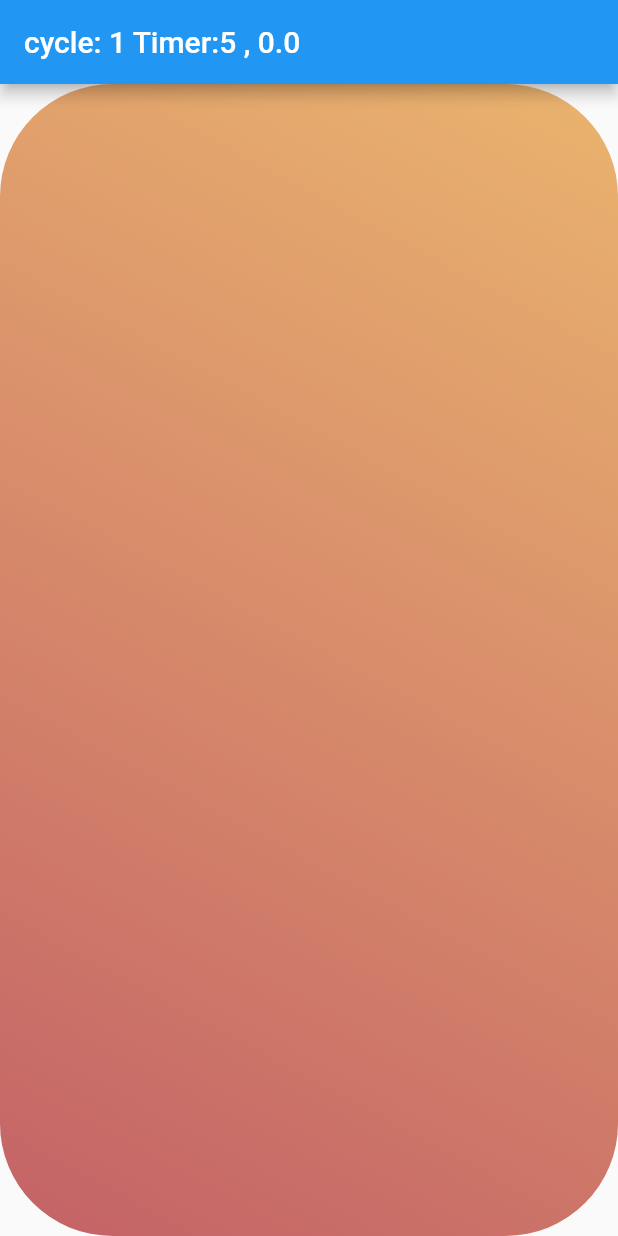
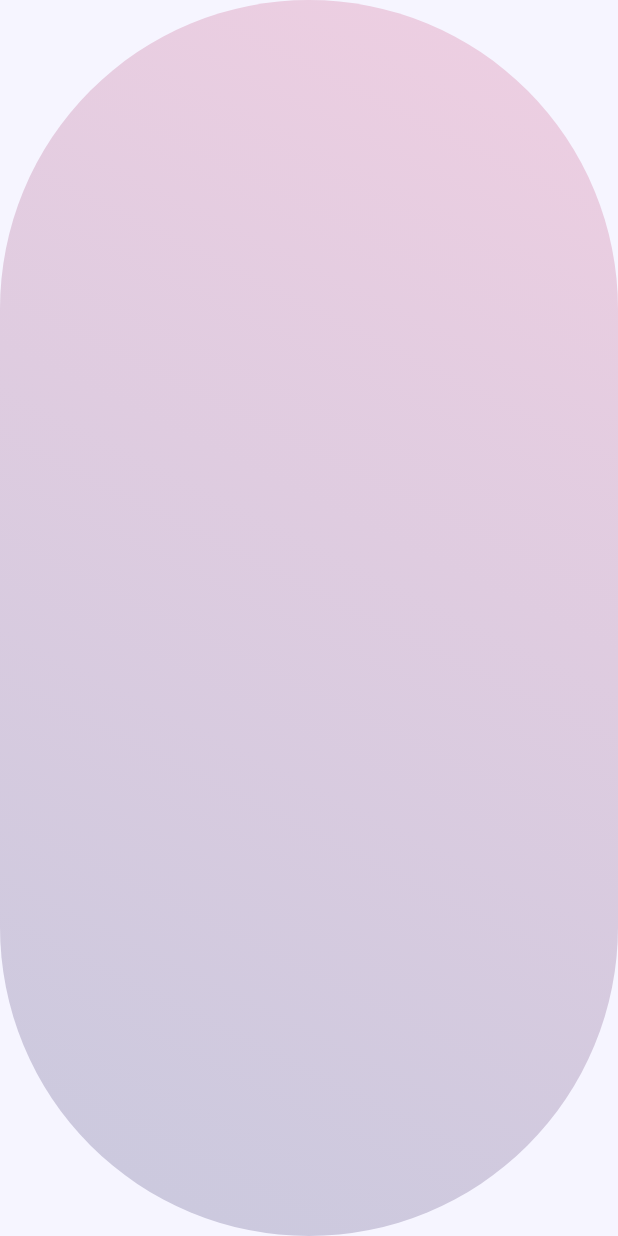
Before and after one commit to aspirinii/HealingMeditation, a Flutter app: the Home screen opened directly, after a tap on the "play arrow" icon, on a phone screen of 412 x 824 dp. Run offline on Flutter 3.47's test engine with Material 2 defaults, Android fonts, the phone set to English and light mode, and no system bars; our stand-ins replace get, vibration.

Commit message:
almost Done

```diff
--- a/lib/VibCol.dart
+++ b/lib/VibCol.dart
@@ -82,7 +82,7 @@ List<int> part3Inten(int sec){
   return vIntensities3;
 }
 
-void HapticVib(int cycle, int inhaleSec, int fullSec, int exhaleSec){
+void HapticVib(int cycle, int inhaleSec, int fullSec, int exhaleSec, int emptySec){
 
   List<int> vPattern1 =  part1Pattern(inhaleSec);
   List<int> vIntensities1 = part1Inten(inhaleSec);
@@ -93,8 +93,11 @@ void HapticVib(int cycle, int inhaleSec, int fullSec, int exhaleSec){
   List<int> vPattern3 =  part3Pattern(exhaleSec);
   List<int> vIntensities3 = part3Inten(exhaleSec);
 
-  var sumP = vPattern1 + vPattern2 + vPattern3;
-  var sumI = vIntensities1 + vIntensities2 + vIntensities3;
+    List<int> vPattern4 =  part2Pattern(emptySec);
+  List<int> vIntensities4 = part2Inten(emptySec);
+
+  var sumP = vPattern1 + vPattern2 + vPattern3 + vPattern4;
+  var sumI = vIntensities1 + vIntensities2 + vIntensities3 + vIntensities4 ;
   List<int>  combinePattern = [];
   List<int>  combineIntensities = [];
   for (int i=0; i<cycle; i++){
--- a/lib/breath_animation.dart
+++ b/lib/breath_animation.dart
@@ -9,29 +9,29 @@ import 'dart:ui';
 
 
 class StaggerAnimation extends StatelessWidget {
-  StaggerAnimation(safeWidth,  safeHeight,{Key? key, required this.controller, double test = 0})
+  StaggerAnimation(safeMinSize,{Key? key, required this.controller, double test = 0})
       :
         // Each animation defined here transforms its value during the subset
         // of the controller's duration defined by the animation's interval.
         // For example the opacity animation transforms its value during
         // the first 10% of the controller's duration.
 
-        opacity = Tween<double>(
-          begin: 1,
-          end: 1.0,
-        ).animate(
-          CurvedAnimation(
-            parent: controller,
-            curve: const Interval(
-              0.0,
-              0.100,
-              curve: Curves.ease,
-            ),
-          ),
-        ),
+        // opacity = Tween<double>(
+        //   begin: 1,
+        //   end: 1.0,
+        // ).animate(
+        //   CurvedAnimation(
+        //     parent: controller,
+        //     curve: const Interval(
+        //       0.0,
+        //       0.100,
+        //       curve: Curves.easeInCirc,
+        //     ),
+        //   ),
+        // ),
         width = Tween<double>(
-          begin: 50.0,
-          end: safeWidth,
+          begin: safeMinSize/5,
+          end: safeMinSize,
         ).animate(
           CurvedAnimation(
             parent: controller,
@@ -42,7 +42,20 @@ class StaggerAnimation extends StatelessWidget {
             ),
           ),
         ),
-        height = Tween<double>(begin: 50.0, end: safeHeight).animate(
+        height = Tween<double>(begin: safeMinSize/5, end: safeMinSize).animate(
+          CurvedAnimation(
+            parent: controller,
+            curve: const Interval(
+              0,
+              1,
+              curve:Curves.ease,
+            ),
+          ),
+        ),
+        borderRadius = BorderRadiusTween(
+          begin: BorderRadius.circular(safeMinSize*0.3),
+          end: BorderRadius.circular(safeMinSize*1.5),
+        ).animate(
           CurvedAnimation(
             parent: controller,
             curve: const Interval(
@@ -52,35 +65,9 @@ class StaggerAnimation extends StatelessWidget {
             ),
           ),
         ),
-        padding = EdgeInsetsTween(
-          begin: const EdgeInsets.all(0),
-          end: const EdgeInsets.all(0),
-        ).animate(
-          CurvedAnimation(
-            parent: controller,
-            curve: const Interval(
-              0.250,
-              0.375,
-              curve: Curves.ease,
-            ),
-          ),
-        ),
-        borderRadius = BorderRadiusTween(
-          begin: BorderRadius.circular(75.0),
-          end: BorderRadius.circular(0),
-        ).animate(
-          CurvedAnimation(
-            parent: controller,
-            curve: const Interval(
-              0.375,
-              0.500,
-              curve: Curves.ease,
-            ),
-          ),
-        ),
         color1 = ColorTween(
-          begin: Colors.indigo[100],
-          end: Colors.orange[400],
+          begin:Color(0x55EDC2D8),
+          end:Color(0xFFEDC2D8),
         ).animate(
           CurvedAnimation(
             parent: controller,
@@ -92,8 +79,8 @@ class StaggerAnimation extends StatelessWidget {
           ),
         ),
         color2 = ColorTween(
-          begin: Colors.blueGrey,
-          end: Colors.redAccent,
+          begin: Color(0x55BABAD3),
+          end: Color(0xFFBABAD3),
         ).animate(
           CurvedAnimation(
             parent: controller,
@@ -106,10 +93,9 @@ class StaggerAnimation extends StatelessWidget {
         ),
         super(key: key);
   final Animation<double> controller;
-  final Animation<double> opacity;
+  // final Animation<double> opacity;
   final Animation<double> width;
   final Animation<double> height;
-  final Animation<EdgeInsets> padding;
   final Animation<BorderRadius?> borderRadius;
   final Animation<Color?> color1;
   final Animation<Color?> color2;
@@ -136,10 +122,7 @@ class StaggerAnimation extends StatelessWidget {
                 color2.value ?? Colors.red,
               ],
             ),
-            // border: Border.all(
-            //   color: Colors.indigo[300]!,
-            //   width: 3.0,
-            // ),
+
             borderRadius: borderRadius.value,
           ),
         ),
--- a/lib/main.dart
+++ b/lib/main.dart
@@ -1,3 +1,5 @@
+import 'dart:math';
+
 import 'package:flutter/cupertino.dart';
 import 'package:flutter/material.dart';
 import 'package:vibration/vibration.dart';
@@ -8,7 +10,12 @@ import 'VibCol.dart';
 import 'breath_animation.dart';
 import 'dart:ui';
 
-void main() => runApp(GetMaterialApp(home: Home()));
+void main(){
+  runApp(GetMaterialApp(
+  theme :ThemeData(scaffoldBackgroundColor: const Color(0xFFF6F5FF)),
+  home: const Home()
+  ));
+}
 
 class WindowsController extends GetxController{
   double physicalWidth = Get.width;
@@ -27,18 +34,20 @@ class WindowsController extends GetxController{
   //Safe area in logical pixels
   late double safeWidth = (logicalWidth - paddingLeft - paddingRight);
   late double safeHeight = (logicalHeight - paddingTop - paddingBottom);
+  late double safeMinSize = min(safeWidth, safeHeight);
 
-  RxDouble _visible = 1.0.obs;
 }
 
 
 class Controller extends GetxController with GetSingleTickerProviderStateMixin{
+  RxBool _visible = true.obs;
+  RxBool _isRunning = false.obs;
   var timeSec = 0;
   var timeMin = 0;
   var timeMinRx = 0.obs;
   var timeSecRx = 0.obs;
   var count = 0.obs;
-  var cycle = 1.obs;
+  var cycle = 2.obs;
   var inhale = 3.obs;
   var full = 0.obs;
   var exhale = 3.obs;
@@ -54,12 +63,14 @@ class Controller extends GetxController with GetSingleTickerProviderStateMixin{
   @override
   void onInit(){
     _controller = AnimationController(vsync:this);
+    timeSum();
 
     super.onInit();
   }
   @override
   void onClose(){
     _controller.dispose();
+    vibStop();
     super.onClose();
   }
   // int inhalefullforAni  = inhale.value + full.value;
@@ -70,13 +81,16 @@ class Controller extends GetxController with GetSingleTickerProviderStateMixin{
     _controller.duration = Duration(milliseconds: inhalefullforAni);
   }
   void _defineControllerDuration2() {
-    int exhaleforAni = exhale.value*1000;
+    int exhaleforAni = (exhale.value + empty.value)*1000;
     _controller.duration = Duration(milliseconds: exhaleforAni);
   }
 
   Future<void> _playAnimation() async {
     for(int i=0; i < cycle.value; i++){
       try {
+        if(!_isRunning.value){
+          return;
+        }
         _defineControllerDuration1();
         await _controller.forward().orCancel;
         _defineControllerDuration2();
@@ -88,67 +102,119 @@ class Controller extends GetxController with GetSingleTickerProviderStateMixin{
   }
 
 
-
   void startTimer() {
       _timeSum.value = cycle.value * (inhale.value + full.value + exhale.value + empty.value);
-    // int tranferValue = cycle.value;
-    // _cycle.value = tranferValue;
-
-    const oneSec = const Duration(seconds: 1);
-    _timer = new Timer.periodic(oneSec,(Timer timer) {
+      const oneSec = Duration(seconds: 1);
+      _timer = Timer.periodic(oneSec, (_timer){
             if (_timeSum.value == 0) {
-              timer.cancel();
+                _visible.value =true;
+                _isRunning.value = false;
+                stopTimer();
             } else {
                 _timeSum.value--;
-              _cycle.value = (_timeSum.value/(inhale.value + full.value + exhale.value + empty.value)).toInt() + 1;
+                timeSumInRunning();
+          }
+        }
+      );
   }
 
-        },
-    );
+  void stopTimer(){
+      _timer.cancel();
+      timeSum();
+      return;
   }
 
   var inhaleR = 0.obs;
   var exhaleR = 0.obs;
 
   void timerWork() {
-    int _cycle = cycle.value;
+    int _cycle1 = cycle.value;
     int _inhale = inhale.value;
     int _exhale = exhale.value;
     int _full = full.value;
-
-    HapticVib(_cycle, _inhale, _full, _exhale);
-
+    int _empty = empty.value;
+    HapticVib(_cycle1, _inhale, _full, _exhale, _empty);
   }
 
-
-
-
   increment(a) {
+    if(_isRunning.value){
+      return;
+    }
     a++;
     timeSum();
   }
   decrement(b){
+    if(_isRunning.value){
+      return;
+    }
+    if (b.value<=0){
+      b.value = 0;
+      return;
+    }
     b--;
     timeSum();
   }
   timeSum(){
-
     timeSec = cycle.value * (inhale.value + full.value + exhale.value + empty.value);
     timeMin = Duration(seconds: timeSec).inMinutes;
     timeMinRx.value = timeMin;
     timeSecRx.value = timeSec%60;
+    _cycle.value = timeSec~/(inhale.value + full.value + exhale.value + empty.value);
   }
-
-
-
+  timeSumInRunning(){
+    _cycle.value = (_timeSum.value~/(inhale.value + full.value + exhale.value + empty.value) )+ 1;
+    timeSec = _timeSum.value;
+    timeMin = Duration(seconds: timeSec).inMinutes;
+    timeMinRx.value = timeMin;
+    timeSecRx.value = timeSec%60;
+  }
   vibStop(){
     Vibration.cancel();
   }
+
+  void startBtn(){
+    if (_isRunning.value || !_visible.value){
+      return;
+    }else{
+      _isRunning.value = true;
+      _playAnimation();
+      timerWork(); // vibration
+      startTimer();
+      _visible.value = false;
+    }
+  }
+  void stopBtn(){
+    if (!_visible.value){
+      return;
+    }
+    _isRunning.value = false;
+    _visible.value = true;
+    stopTimer();
+    vibStop();
+    stopAnimation();
+
+  }
+
+  Future<void>  stopAnimation() async{
+    for(int i=0; i < cycle.value; i++){
+      try {
+        _controller.isAnimating
+        ? _controller.stop()
+        : _controller.reverse(from : 0.3);
+      } on TickerCanceled {
+          // the animation got canceled, probably because we were disposed
+      }
+    }
+    // _controller.reverse(from : 0.1);
+  }
+
 
 
 }
 
 class Home extends StatelessWidget {
+  const Home({Key? key}) : super(key: key);
+
 
 
   @override
@@ -161,21 +227,31 @@ class Home extends StatelessWidget {
 
     return Scaffold(
       // Use Obx(()=> to update Text() whenever count is changed.
-      appBar: AppBar(title: Obx(() => Text("cycle: ${c._cycle} Timer:${c._timeSum} , ${c2._visible.value}"
-      ))),
+      // appBar: AppBar(title: Obx(() => Text("cycle: ${c._cycle} Timer:${c._timeSum} , ${c._isRunning.value}"
+      // ))),
 
-      body:Stack(
+      body:GestureDetector(
+        behavior: HitTestBehavior.opaque,
+        onTap: (){
+          if(c._isRunning.value){
+          c._visible.value = !c._visible.value;
+          }else{
+            c._visible.value = true;
+          }
+        },
+        child:
+        Stack(
           children: [
-          StaggerDemo(),
+            const StaggerDemo(),
             Obx(() => AnimatedOpacity(
               duration: const Duration(milliseconds: 500),
-            opacity: c2._visible.value,
+              opacity: c._visible.value ? 1 : 0,
               child: MenuWidget()
               )
             )
           ],
         ),
-
+      )
     );
   }
 }
@@ -207,32 +283,29 @@ class _StaggerDemoState extends State<StaggerDemo>
   @override
   Widget build(BuildContext context) {
     return Scaffold(
-      body:GestureDetector(
-        behavior: HitTestBehavior.opaque,
-        onTap: (){
-          c2._visible.value = 1;
-        },
-        child:
+      body:
       Center(
-              child: StaggerAnimation(c2.safeWidth, c2.safeHeight, controller: c._controller.view),
+              child: StaggerAnimation(c2.safeMinSize, controller: c._controller.view),
             ),
-    ));
+    );
   }
 }
 
 class MenuWidget extends StatelessWidget {
   // You can ask Get to find a Controller that is being used by another page and redirect you to it.
+  MenuWidget({Key? key}) : super(key: key);
   final Controller c = Get.find();
   final WindowsController c2 = Get.put(WindowsController());
+
+
 
 
   @override
   Widget build(context){
      // Access the updated count variable
     return Center(
-
             child: Container(
-              color : Colors.grey.withOpacity(0.5),
+              color : Colors.grey.withOpacity(0.2),
               child: SizedBox( //responsive.. 작은폰엔 어떻게 적용하는가
                 height: 500,
                 width: 300,
@@ -240,9 +313,15 @@ class MenuWidget extends StatelessWidget {
                 mainAxisAlignment: MainAxisAlignment.spaceEvenly,
                 children: [
                   Row(
-                    mainAxisAlignment: MainAxisAlignment.spaceEvenly,
+                    mainAxisAlignment: MainAxisAlignment.center,
                     children: [
-                      Obx(() => Text("Estimate Time : ${c.timeMinRx} : ${c.timeSecRx}")),
+                      const Icon(CupertinoIcons.clock),Obx(() => Text("   ${c.timeMinRx} : ${c.timeSecRx}")),
+                    ],
+                  ),
+                  Row(
+                    mainAxisAlignment: MainAxisAlignment.center,
+                    children: [
+                      const Icon(CupertinoIcons.arrow_2_circlepath_circle),Obx(() => Text("   ${c._cycle} ")),
                     ],
                   ),
                   Row(
@@ -253,17 +332,17 @@ class MenuWidget extends StatelessWidget {
                         onPressed: () {
                           c.decrement(c.cycle);
                         },
-                      icon: Icon(CupertinoIcons.chevron_left),
+                      icon: const Icon(CupertinoIcons.chevron_left),
                       splashColor : Colors.red,
                       splashRadius: 10,
                       hoverColor : Colors.blue,
                     ),
-                    Obx(() => Text("${c.cycle} Cycle")),
+                    const Icon(CupertinoIcons.arrow_clockwise),Obx(() => Text("${c.cycle}")),
                     IconButton(
                         onPressed: () {
                           c.increment(c.cycle);
                         },
-                      icon: Icon(CupertinoIcons.chevron_right),
+                      icon: const Icon(CupertinoIcons.chevron_right),
                       splashColor : Colors.red,
                       splashRadius: 10,
                       hoverColor : Colors.blue,
@@ -275,81 +354,81 @@ class MenuWidget extends StatelessWidget {
                     Column(
                       mainAxisAlignment: MainAxisAlignment.spaceEvenly,
                       children: [
-                        Text("Image"),
+                        const Icon(CupertinoIcons.arrow_down_right_arrow_up_left),
                         IconButton(
                         onPressed: () {
                           c.increment(c.inhale);
                         },
-                        icon: Icon(CupertinoIcons.chevron_up
+                        icon: const Icon(CupertinoIcons.chevron_up
                         ),),
                         Obx(() => Text("${c.inhale}")),
                         IconButton(
                         onPressed: () {
                           c.decrement(c.inhale);
                         },
-                        icon: Icon(CupertinoIcons.chevron_down
+                        icon: const Icon(CupertinoIcons.chevron_down
                         ),),
-                        Text("Inhale"),
+                        const Text("Inhale"),
                       ],
                     ),
                     Column(
                       mainAxisAlignment: MainAxisAlignment.spaceEvenly,
                       children: [
-                        Text("Image"),
+                        const Icon(CupertinoIcons.heart_fill),
                         IconButton(
                         onPressed: () {
                           c.increment(c.full);
                         },
-                        icon: Icon(CupertinoIcons.chevron_up
+                        icon: const Icon(CupertinoIcons.chevron_up
                         ),),
                         Obx(() => Text("${c.full}")),
                         IconButton(
                         onPressed: () {
                           c.decrement(c.full);
                         },
-                        icon: Icon(CupertinoIcons.chevron_down
+                        icon: const Icon(CupertinoIcons.chevron_down
                         ),),
-                        Text("full(1,2,4,5,10)"),
+                        const Text("full"),
                       ],
                     ),
                     Column(
                       mainAxisAlignment: MainAxisAlignment.spaceEvenly,
                       children: [
-                        Text("Image"),
+                        const Icon(CupertinoIcons.arrow_up_left_arrow_down_right),
                         IconButton(
                         onPressed: () {
                           c.increment(c.exhale);
                         },
-                        icon: Icon(CupertinoIcons.chevron_up
+                        icon: const Icon(CupertinoIcons.chevron_up
                         ),),
                         Obx(() => Text("${c.exhale}")),
                         IconButton(
                         onPressed: () {
                           c.decrement(c.exhale);
                         },
-                        icon: Icon(CupertinoIcons.chevron_down
+                        icon: const Icon(CupertinoIcons.chevron_down
                         ),),
-                        Text("Exhale"),
+                        const Text("Exhale"),
                       ],
                     ),
                     Column(
                       mainAxisAlignment: MainAxisAlignment.spaceEvenly,
                       children: [
-                        Text("Image"),
+                        const Icon(CupertinoIcons.heart),
                         IconButton(
                         onPressed: () {
                           c.increment(c.empty);
                         },
-                        icon: Icon(CupertinoIcons.chevron_up
+                        icon: const Icon(CupertinoIcons.chevron_up
                         ),),
                         Obx(() => Text("${c.empty}")),
                         IconButton(
                         onPressed: () {
                           c.decrement(c.empty);
                         },
-                        icon: Icon(CupertinoIcons.chevron_down,
+                        icon: const Icon(CupertinoIcons.chevron_down,
                         ),),
-                        Text("empty"),
+                        const Text("empty"),
                       ],
                     ),
 
@@ -359,35 +438,30 @@ class MenuWidget extends StatelessWidget {
                     children: [
                       ElevatedButton(
                         onPressed: () {
-                          c._playAnimation();
-                          c.timerWork();
-                          c.startTimer();
-                          c2._visible.value = 0;
+                          c.startBtn();
                         },
-                        child: Icon(
+                        child: const Icon(
                           Icons.play_arrow_sharp,
                           size: 30,
                         color: Colors.white),
                         style: ElevatedButton.styleFrom(
-                          shape: CircleBorder(),
-                          padding: EdgeInsets.all(20),
+                          shape: const CircleBorder(),
+                          padding: const EdgeInsets.all(20),
                           primary: Colors.transparent, // <-- Button color
                           onPrimary: Colors.red, // <-- Splash color
                         ),
                       ),
                       ElevatedButton(
                         onPressed: () {
-                          c.decrement(c.count);
-                          c.vibStop();
-                          // c.stopTimer();
+                          c.stopBtn();
                         },
-                        child: Icon(
-                          Icons.stop_circle_sharp,
+                        child: const Icon(
+                          Icons.stop,
                           size: 30,
                         color: Colors.white),
                         style: ElevatedButton.styleFrom(
-                          shape: CircleBorder(),
-                          padding: EdgeInsets.all(20),
+                          shape: const CircleBorder(),
+                          padding: const EdgeInsets.all(20),
                           primary: Colors.transparent, // <-- Button color
                           onPrimary: Colors.red, // <-- Splash color
                         ),
```
Lines whose indentation alone changed are shown as unchanged.
